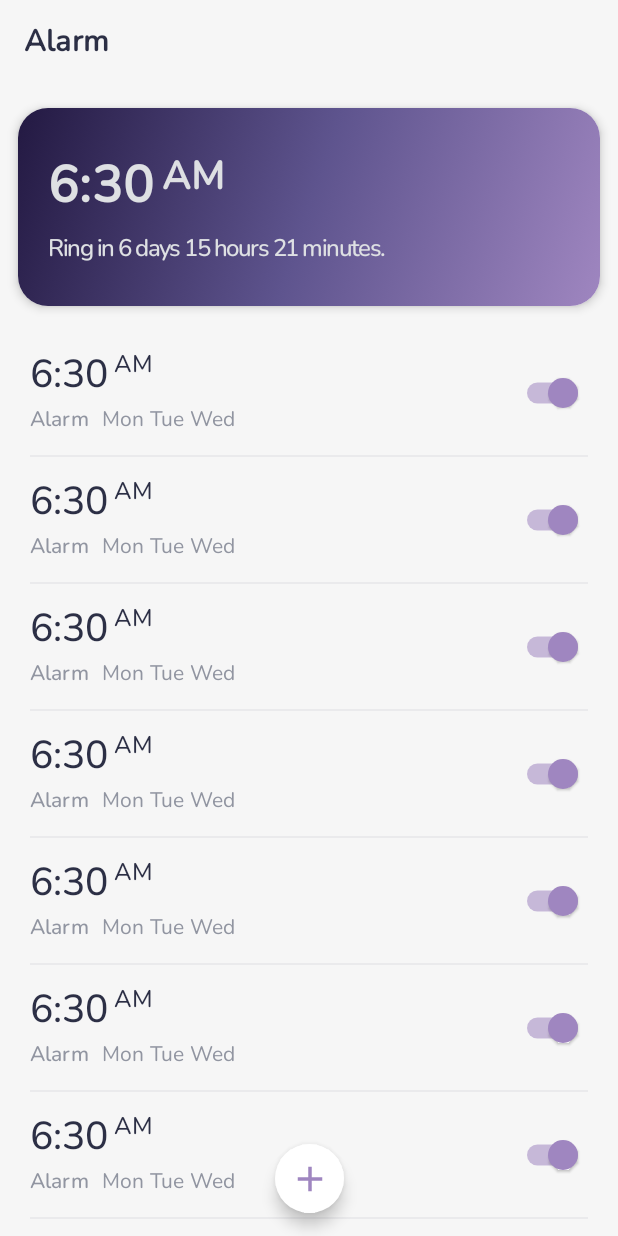
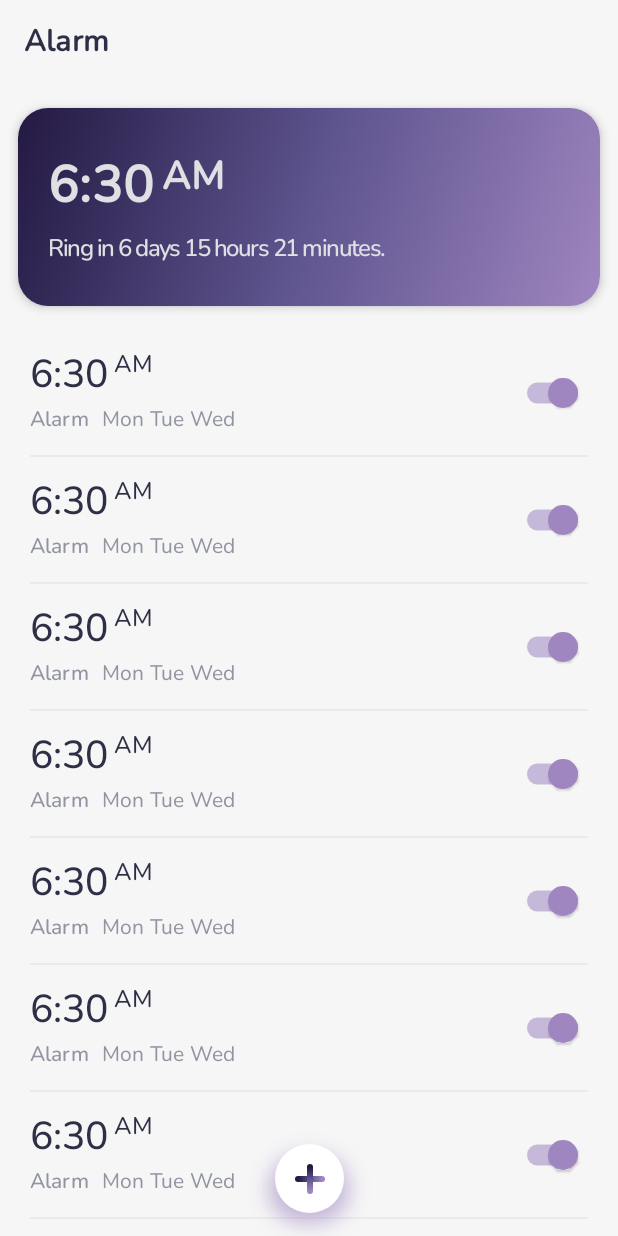
Before and after one commit to daisy-ua/JetClock, an Android app built with Jetpack Compose: the screen it shows after launch (MainActivity), on a phone screen of 412 x 824 dp. Run offline under Robolectric (Android 15) with nearby library versions, the phone set to English and light mode, and no system bars.

Commit message:
chore: create icon and base shadow for fab

```diff
--- /dev/null
+++ b/app/src/main/java/com/daisy/jetclock/ui/component/scaffold/JetClockFloatingActionButton.kt
@@ -0,0 +1,115 @@
+package com.daisy.jetclock.ui.component.scaffold
+
+import androidx.compose.foundation.Canvas
+import androidx.compose.foundation.layout.padding
+import androidx.compose.foundation.layout.size
+import androidx.compose.material.FloatingActionButton
+import androidx.compose.material.FloatingActionButtonDefaults
+import androidx.compose.material.MaterialTheme
+import androidx.compose.runtime.Composable
+import androidx.compose.ui.Modifier
+import androidx.compose.ui.draw.drawBehind
+import androidx.compose.ui.geometry.Offset
+import androidx.compose.ui.graphics.Brush
+import androidx.compose.ui.graphics.Color
+import androidx.compose.ui.graphics.Paint
+import androidx.compose.ui.graphics.StrokeCap
+import androidx.compose.ui.graphics.drawscope.drawIntoCanvas
+import androidx.compose.ui.tooling.preview.Preview
+import androidx.compose.ui.unit.Dp
+import androidx.compose.ui.unit.dp
+import com.daisy.jetclock.ui.theme.JetClockTheme
+
+@Composable
+fun JetClockFloatingActionButton() {
+    FloatingActionButton(
+        onClick = { /*TODO*/ },
+        modifier = Modifier
+            .size(46.dp)
+            .drawColoredShadow(
+                color = MaterialTheme.colors.secondaryVariant,
+                alpha = 0.6f,
+                borderRadius = 100.dp,
+                shadowRadius = 12.dp,
+                offsetX = 0.dp,
+                offsetY = 6.dp
+            ),
+        elevation = FloatingActionButtonDefaults.elevation(0.dp, 0.dp),
+        content = { AddIcon() }
+    )
+}
+
+fun Modifier.drawColoredShadow(
+    color: Color,
+    alpha: Float = 0.2f,
+    borderRadius: Dp = 0.dp,
+    shadowRadius: Dp = 20.dp,
+    offsetY: Dp = 0.dp,
+    offsetX: Dp = 0.dp,
+) = this.drawBehind {
+    val transparentColor = android.graphics.Color.toArgb(color.copy(alpha = 0.0f).value.toLong())
+    val shadowColor = android.graphics.Color.toArgb(color.copy(alpha = alpha).value.toLong())
+    this.drawIntoCanvas {
+        val paint = Paint()
+        val frameworkPaint = paint.asFrameworkPaint()
+        frameworkPaint.color = transparentColor
+        frameworkPaint.setShadowLayer(
+            shadowRadius.toPx(),
+            offsetX.toPx(),
+            offsetY.toPx(),
+            shadowColor
+        )
+        it.drawRoundRect(
+            0f - 4f,
+            0f + 4f,
+            this.size.width + 4f,
+            this.size.height,
+            borderRadius.toPx(),
+            borderRadius.toPx(),
+            paint
+        )
+    }
+}
+
+@Composable
+fun AddIcon(
+    iconSize: Dp = 24.dp,
+    strokeWidth: Float = 6f,
+    colors: List<Color> = listOf(
+        MaterialTheme.colors.primaryVariant,
+        MaterialTheme.colors.primary,
+        MaterialTheme.colors.secondaryVariant
+    ),
+) {
+    Canvas(
+        modifier = Modifier
+            .size(iconSize)
+            .padding(4.dp)
+    ) {
+        val centerX = size.width * .5f
+        val centerY = size.height * .5f
+
+        drawLine(
+            brush = Brush.horizontalGradient(colors),
+            start = Offset(x = 0f, y = centerY),
+            end = Offset(x = size.width, y = centerY),
+            strokeWidth = strokeWidth,
+            cap = StrokeCap.Round
+        )
+        drawLine(
+            brush = Brush.verticalGradient(colors),
+            start = Offset(x = centerX, y = 0f),
+            end = Offset(x = centerX, y = size.height),
+            strokeWidth = strokeWidth,
+            cap = StrokeCap.Round
+        )
+    }
+}
+
+@Preview(showBackground = true)
+@Composable
+fun JetClockFloatingActionButtonPreview() {
+    JetClockTheme {
+        JetClockFloatingActionButton()
+    }
+}
--- a/app/src/main/java/com/daisy/jetclock/ui/screens/AlarmScreen.kt
+++ b/app/src/main/java/com/daisy/jetclock/ui/screens/AlarmScreen.kt
@@ -1,34 +1,21 @@
 package com.daisy.jetclock.ui.screens
 
 import androidx.compose.foundation.layout.Column
-import androidx.compose.foundation.layout.size
 import androidx.compose.material.FabPosition
-import androidx.compose.material.FloatingActionButton
-import androidx.compose.material.Icon
 import androidx.compose.material.Scaffold
-import androidx.compose.material.icons.Icons
-import androidx.compose.material.icons.filled.Add
 import androidx.compose.runtime.Composable
-import androidx.compose.ui.Modifier
 import androidx.compose.ui.tooling.preview.Preview
-import androidx.compose.ui.unit.dp
 import com.daisy.jetclock.ui.component.alarm.AlarmList
 import com.daisy.jetclock.ui.component.alarm.NextAlarmCard
+import com.daisy.jetclock.ui.component.scaffold.JetClockFloatingActionButton
 import com.daisy.jetclock.ui.component.scaffold.JetClockTopAppBar
+import com.daisy.jetclock.ui.theme.JetClockTheme
 
 @Composable
 fun AlarmScreen() {
     Scaffold(
         topBar = { JetClockTopAppBar() },
-        floatingActionButton = {
-            FloatingActionButton(
-                onClick = { /*TODO*/ },
-                modifier = Modifier.size(46.dp),
-            ) {
-                Icon(Icons.Filled.Add, "Add new alarm",
-                    modifier = Modifier.size(28.dp))
-            }
-        },
+        floatingActionButton = { JetClockFloatingActionButton() },
         floatingActionButtonPosition = FabPosition.Center,
     ) {
         Column {
@@ -41,5 +28,7 @@ fun AlarmScreen() {
 @Preview(showBackground = true)
 @Composable
 fun AlarmScreenPreview() {
-    AlarmScreen()
+    JetClockTheme {
+        AlarmScreen()
+    }
 }
```
